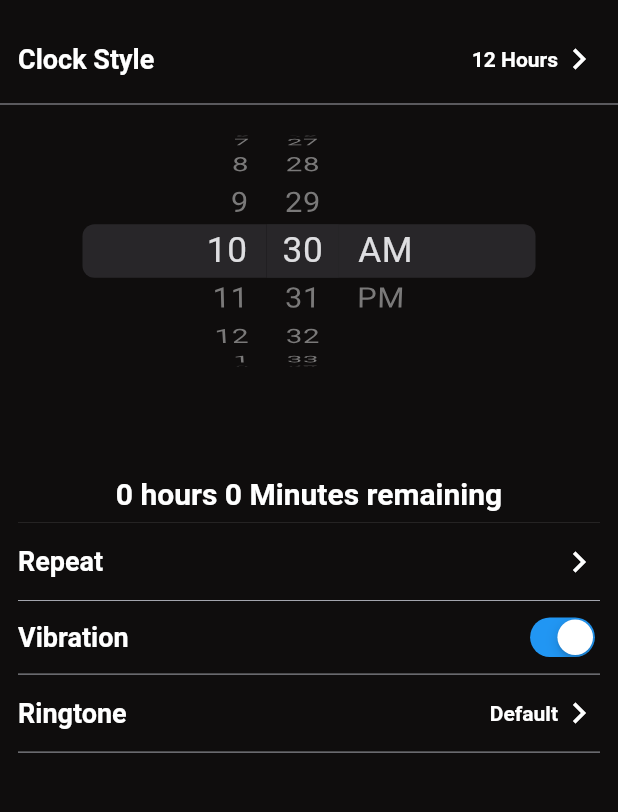
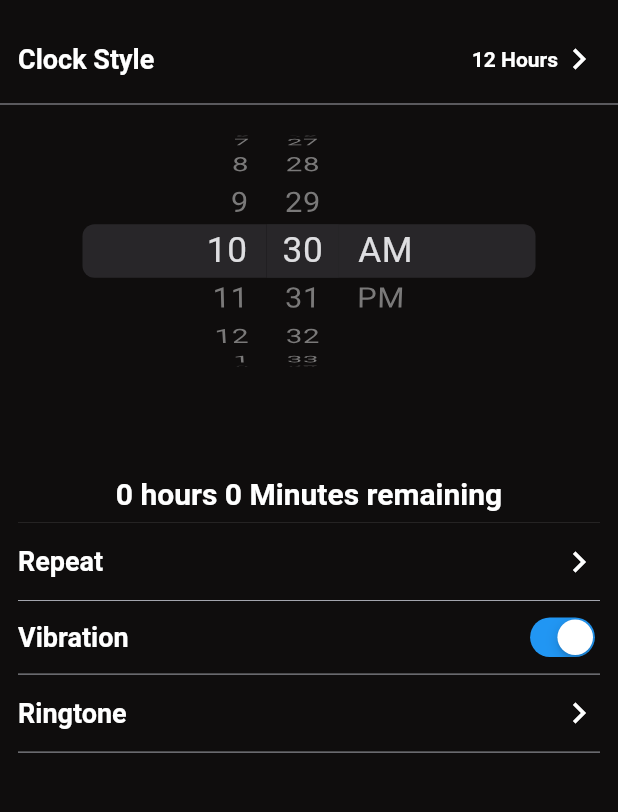
Before and after one commit to wahidmurad1/Alarm-App, a Flutter app: the AlarmDetailsPage screen opened directly, after a tap on "Ringtone", on a phone screen of 412 x 824 dp, the part 58-870 px from its top. Run offline on Flutter 3.47's test engine with Material 2 defaults, Android fonts, the phone set to English and light mode, and no system bars; our stand-ins replace file_picker, flutter_local_notifications, flutter_riverpod, flutter_slidable, shared_preferences; missing offline and left inert: alarm; accounts and stored records are empty.

Commit message:
issue fix

```diff
--- a/lib/main.dart
+++ b/lib/main.dart
@@ -26,6 +26,7 @@ class MyApp extends ConsumerWidget {
       //   colorScheme: ColorScheme.fromSeed(seedColor: Colors.deepPurple),
       //   useMaterial3: false,
       // ),
+      // themeMode: ThemeMode.system,
       theme: ref.watch(alarmChangeNotifier.themeTypeProvider) == true ? darkTheme : lightTheme,
       debugShowCheckedModeBanner: false,
       home: AlarmPage(),
--- a/lib/theme/light_theme.dart
+++ b/lib/theme/light_theme.dart
@@ -3,7 +3,7 @@ import 'package:flutter/material.dart';
 
 ThemeData lightTheme = ThemeData(
   brightness: Brightness.light,
-  // useMaterial3: true,
+  useMaterial3: true,
   colorScheme: ColorScheme.light(
     background: cWhiteColor,
     primary: cTextPrimaryColor,
--- a/lib/views/alarm_details_page.dart
+++ b/lib/views/alarm_details_page.dart
@@ -18,11 +18,11 @@ class AlarmDetailsPage extends ConsumerWidget {
   @override
   Widget build(BuildContext context, WidgetRef ref) {
     final alarmChangeNotifier = ref.watch(alarmChangeNotifierProvider);
-    if (alarmChangeNotifier.clockStyleValue == '12 Hours') {
-      alarmChangeNotifier.pickedTime = DateFormat('hh:mm a').format(ref.watch(alarmChangeNotifier.pickedTimeProvider));
-    } else {
-      alarmChangeNotifier.pickedTime = DateFormat('hh:mm').format(ref.watch(alarmChangeNotifier.pickedTimeProvider));
-    }
+    // if (alarmChangeNotifier.clockStyleValue == '12 Hours') {
+    //   alarmChangeNotifier.pickedTime = DateFormat('hh:mm a').format(ref.watch(alarmChangeNotifier.pickedTimeProvider));
+    // } else {
+    //   alarmChangeNotifier.pickedTime = DateFormat('hh:mm').format(ref.watch(alarmChangeNotifier.pickedTimeProvider));
+    // }
     return Scaffold(
       backgroundColor: Theme.of(context).colorScheme.background,
       appBar: AppBar(
@@ -276,26 +276,31 @@ class AlarmDetailsPage extends ConsumerWidget {
                     // ref.read(alarmChangeNotifier.fileName) = file.name;
                     ref.read(alarmChangeNotifier.ringtoneName.notifier).state = file.name;
                     ref.read(alarmChangeNotifier.ringtoneName.notifier).state = file.path.toString();
-                    alarmChangeNotifier.ringtoneNameValue = file.path.toString();
+                    var ringtoneNames = file.path.toString().split('file_picker/');
+                    alarmChangeNotifier.ringtoneNameValue = ringtoneNames.last;
+                    ref.read(alarmChangeNotifier.ringtoneName.notifier).state = ringtoneNames.last;
                     // log(alarmChangeNotifier.fileNameValue);
                     //  openFile(file);
                   },
                   child: Padding(
                     padding: const EdgeInsets.symmetric(horizontal: 12, vertical: 4),
                     child: Row(
+                      // mainAxisAlignment: MainAxisAlignment.start,
                       children: [
                         Text(
                           'Ringtone',
                           style: semiBold18TextStyle(Theme.of(context).colorScheme.primary),
                         ),
-                        const SizedBox(
-                          width: 80,
-                        ),
+                        // const SizedBox(
+                        //   width: 80,
+                        // ),
                         const Spacer(),
-                        Text(
-                          ref.watch(alarmChangeNotifier.ringtoneName) == '' ? 'Default' : ref.watch(alarmChangeNotifier.ringtoneName),
-                          style: semiBold14TextStyle(Theme.of(context).colorScheme.primary),
-                          overflow: TextOverflow.clip,
+                        Expanded(
+                          child: Text(
+                            ref.watch(alarmChangeNotifier.ringtoneName).toString(),
+                            style: semiBold14TextStyle(Theme.of(context).colorScheme.primary),
+                            overflow: TextOverflow.ellipsis,
+                          ),
                         ),
                         Icon(
                           Icons.keyboard_arrow_right_outlined,
```
Also changed, not shown: lib/alarm_change_notifier.dart (+238 -1 lines), lib/views/alarm_page.dart (+31 -10 lines).
